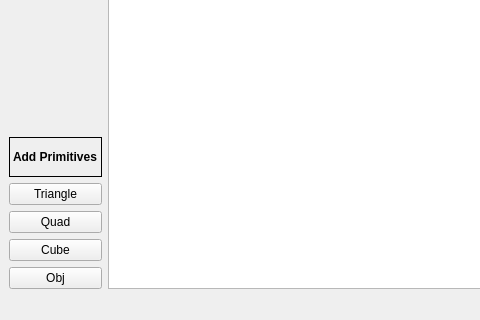
Qt form UI/MainWindow.ui (ubuntunux/PyEngine3D) before a commit; both pictures show x 0 to 480 and y 481 to 801 of the 873 by 801 pixel window.
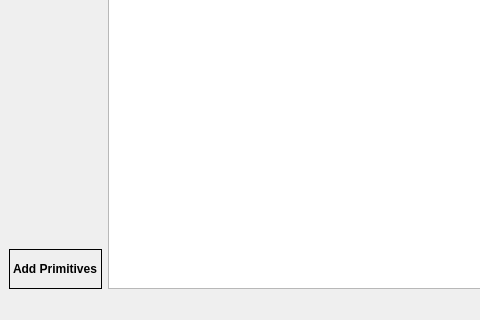
The same form after that commit.

Diff of the .ui file:
```diff
--- a/UI/MainWindow.ui
+++ b/UI/MainWindow.ui
@@ -50,34 +50,6 @@
           </property>
          </widget>
         </item>
-        <item>
-         <widget class="QPushButton" name="add_Triangle">
-          <property name="text">
-           <string>Triangle</string>
-          </property>
-         </widget>
-        </item>
-        <item>
-         <widget class="QPushButton" name="add_Quad">
-          <property name="text">
-           <string>Quad</string>
-          </property>
-         </widget>
-        </item>
-        <item>
-         <widget class="QPushButton" name="add_Cube">
-          <property name="text">
-           <string>Cube</string>
-          </property>
-         </widget>
-        </item>
-        <item>
-         <widget class="QPushButton" name="add_Obj">
-          <property name="text">
-           <string>Obj</string>
-          </property>
-         </widget>
-        </item>
        </layout>
       </item>
       <item>
```
Left out of the diff: 2 changed lines with no effect on the pictures.
